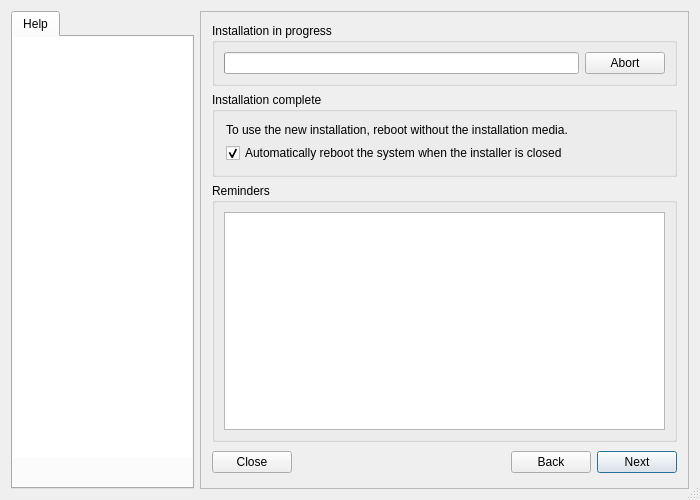
Above: meinstall.ui from gazelle-installer/gazelle-installer before the change. Below: the same form after it.
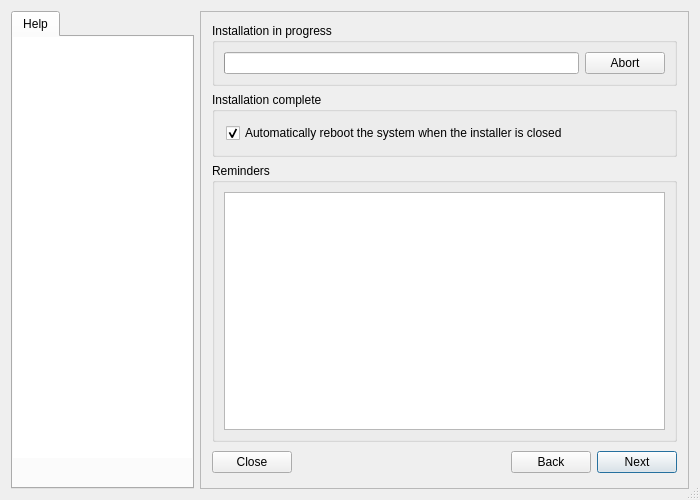
That is the form after the change. The open tabs and pages were chosen to show the change. Icons and pictures are not drawn.

Commit message: modify gui end message modify test mounts in savehomebasic

What changed in the file:
```diff
--- a/meinstall.ui
+++ b/meinstall.ui
@@ -2983,14 +2983,7 @@
              <string>Installation complete</string>
             </property>
             <layout class="QGridLayout">
-             <item row="0" column="0" colspan="2">
-              <widget class="QLabel" name="label_9">
-               <property name="text">
-                <string>To use the new installation, reboot without the installation media.</string>
-               </property>
-              </widget>
-             </item>
-             <item row="1" column="0">
+             <item row="0" column="0">
               <widget class="QCheckBox" name="checkBoxExitReboot">
                <property name="text">
                 <string>Automatically reboot the system when the installer is closed</string>
```
Left out of the diff: 10 changed lines with no effect on the pictures. The commit also changes 1 other file.
